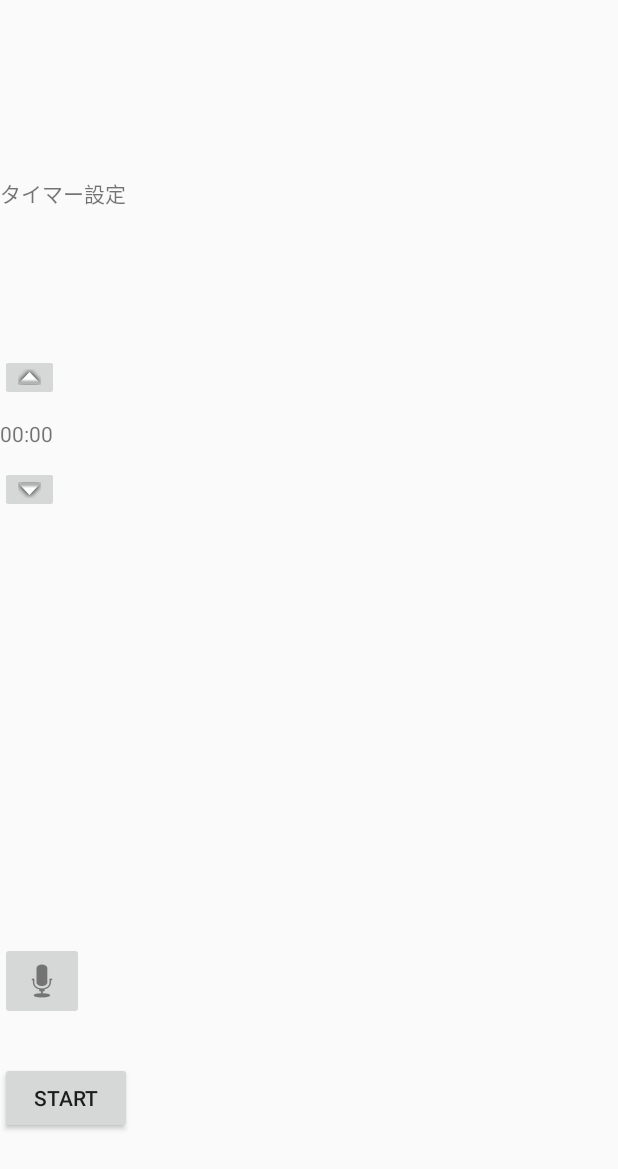
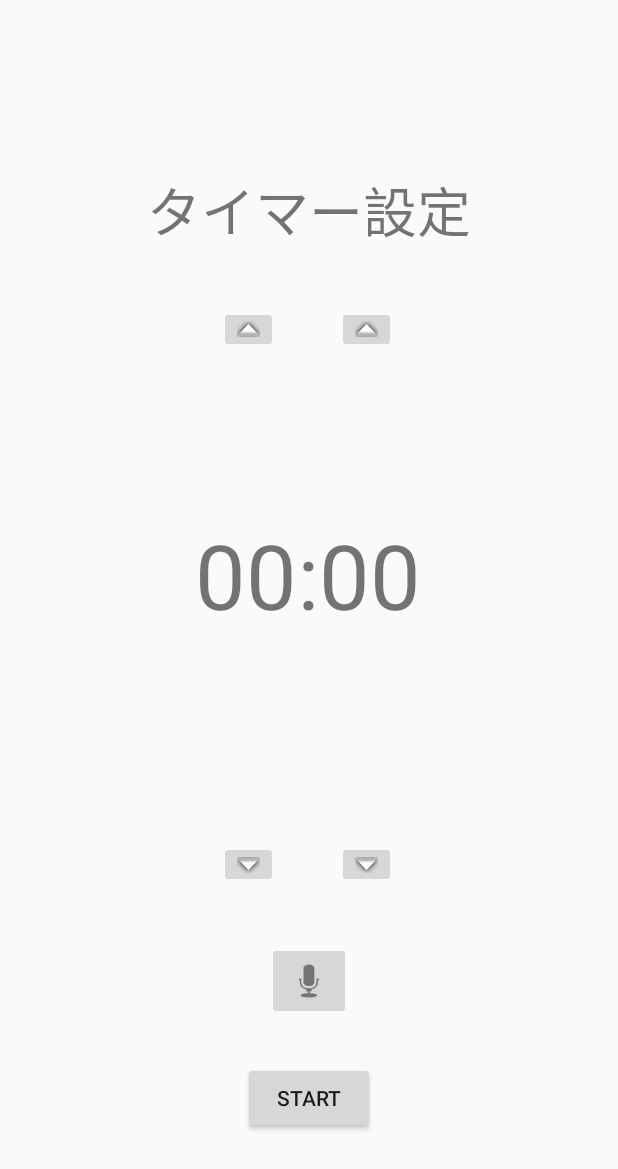
Before and after one commit to youtangai/spajam2018, an Android app: the layout activity_main.xml on its own in the app's theme, with its tools: preview values and no code run, on a phone screen of 412 x 824 dp. Shown: the top 1169 px of the screen. Run offline under Robolectric (Android 15) with nearby library versions, the phone set to English and light mode, and no system bars.

Commit message:
fix timer ui

```diff
--- a/app/src/main/java/com/pig/three/spajam2018/MainActivity.java
+++ b/app/src/main/java/com/pig/three/spajam2018/MainActivity.java
@@ -3,20 +3,28 @@ package com.pig.three.spajam2018;
 import android.os.Bundle;
 import android.support.v7.app.AppCompatActivity;
 import android.util.Log;
+import android.widget.TextView;
 
 import com.google.firebase.database.DataSnapshot;
 import com.google.firebase.database.DatabaseError;
 import com.google.firebase.database.DatabaseReference;
 import com.google.firebase.database.ValueEventListener;
 
+import java.text.SimpleDateFormat;
+
 public class MainActivity extends AppCompatActivity {
     public static String TAG = "com.pig.three.spajam2018";
+    private SimpleDateFormat dataFormat;
 
     @Override
     protected void onCreate(Bundle savedInstanceState) {
         super.onCreate(savedInstanceState);
         setContentView(R.layout.activity_main);
 
+        dataFormat = new SimpleDateFormat("hh:mm");
+
+        TextView timerText = findViewById(R.id.timer);
+        timerText.setText(dataFormat.format(0));
     }
 
     private void testFireBaseDataBase() {
--- a/app/src/main/res/layout/activity_main.xml
+++ b/app/src/main/res/layout/activity_main.xml
@@ -11,75 +11,97 @@
         android:id="@+id/timerTitle"
         android:layout_width="wrap_content"
         android:layout_height="wrap_content"
+        android:layout_marginEnd="115dp"
+        android:layout_marginStart="115dp"
         android:text="タイマー設定"
+        android:textSize="36sp"
         app:layout_constraintBottom_toBottomOf="parent"
+        app:layout_constraintEnd_toEndOf="parent"
+        app:layout_constraintStart_toStartOf="parent"
         app:layout_constraintTop_toTopOf="parent"
-        app:layout_constraintVertical_bias="0.147"
-        tools:layout_editor_absoluteX="115dp"
-        tools:textSize="30sp"/>
+        app:layout_constraintVertical_bias="0.147"/>
 
     <TextView
-        android:id="@+id/textView10"
+        android:id="@+id/timer"
         android:layout_width="wrap_content"
         android:layout_height="wrap_content"
-        android:layout_marginTop="140dp"
+        android:layout_marginEnd="161dp"
+        android:layout_marginStart="160dp"
+        android:layout_marginTop="8dp"
         android:text="00:00"
-        app:layout_constraintTop_toBottomOf="@+id/timerTitle"
-        tools:layout_editor_absoluteX="160dp"
-        tools:textSize="36sp"/>
+        android:textSize="60sp"
+        app:layout_constraintBottom_toBottomOf="parent"
+        app:layout_constraintEnd_toEndOf="parent"
+        app:layout_constraintStart_toStartOf="parent"
+        app:layout_constraintTop_toTopOf="parent"
+        app:layout_constraintVertical_bias="0.455"/>
 
     <ImageButton
         android:id="@+id/audiobutton"
         android:layout_width="wrap_content"
         android:layout_height="wrap_content"
         android:layout_marginBottom="28dp"
+        android:layout_marginEnd="178dp"
+        android:layout_marginStart="177dp"
         app:layout_constraintBottom_toTopOf="@+id/startbutton"
-        app:srcCompat="@android:drawable/ic_btn_speak_now"
-        tools:layout_editor_absoluteX="177dp"/>
+        app:layout_constraintEnd_toEndOf="parent"
+        app:layout_constraintStart_toStartOf="parent"
+        app:srcCompat="@android:drawable/ic_btn_speak_now"/>
 
     <Button
         android:id="@+id/startbutton"
         android:layout_width="wrap_content"
         android:layout_height="wrap_content"
         android:layout_marginBottom="68dp"
+        android:layout_marginEnd="162dp"
+        android:layout_marginStart="161dp"
         android:text="Start"
         app:layout_constraintBottom_toBottomOf="parent"
-        tools:layout_editor_absoluteX="161dp"/>
+        app:layout_constraintEnd_toEndOf="parent"
+        app:layout_constraintStart_toStartOf="parent"/>
 
     <ImageButton
         android:id="@+id/hourUp"
         android:layout_width="wrap_content"
         android:layout_height="wrap_content"
-        android:layout_marginBottom="12dp"
-        app:layout_constraintBottom_toTopOf="@+id/textView10"
-        app:srcCompat="@android:drawable/arrow_up_float"
-        tools:layout_editor_absoluteX="160dp"/>
+        android:layout_marginTop="204dp"
+        app:layout_constraintEnd_toEndOf="parent"
+        app:layout_constraintHorizontal_bias="0.392"
+        app:layout_constraintStart_toStartOf="parent"
+        app:layout_constraintTop_toTopOf="parent"
+        app:srcCompat="@android:drawable/arrow_up_float"/>
 
     <ImageButton
         android:id="@+id/minutesUp"
         android:layout_width="wrap_content"
         android:layout_height="wrap_content"
-        android:layout_marginBottom="12dp"
-        app:layout_constraintBottom_toTopOf="@+id/textView10"
-        app:srcCompat="@android:drawable/arrow_up_float"
-        tools:layout_editor_absoluteX="211dp"/>
+        android:layout_marginTop="204dp"
+        app:layout_constraintEnd_toEndOf="parent"
+        app:layout_constraintHorizontal_bias="0.602"
+        app:layout_constraintStart_toStartOf="parent"
+        app:layout_constraintTop_toTopOf="parent"
+        app:srcCompat="@android:drawable/arrow_up_float"/>
 
     <ImageButton
         android:id="@+id/hourDown"
         android:layout_width="wrap_content"
         android:layout_height="wrap_content"
-        android:layout_marginTop="12dp"
-        app:layout_constraintTop_toBottomOf="@+id/textView10"
-        app:srcCompat="@android:drawable/arrow_down_float"
-        tools:layout_editor_absoluteX="160dp"/>
+        android:layout_marginBottom="232dp"
+        app:layout_constraintBottom_toBottomOf="parent"
+        app:layout_constraintEnd_toEndOf="parent"
+        app:layout_constraintHorizontal_bias="0.392"
+        app:layout_constraintStart_toStartOf="parent"
+        app:srcCompat="@android:drawable/arrow_down_float"/>
 
     <ImageButton
         android:id="@+id/minutesDown"
         android:layout_width="wrap_content"
         android:layout_height="wrap_content"
-        android:layout_marginTop="12dp"
-        app:layout_constraintTop_toBottomOf="@+id/textView10"
-        app:srcCompat="@android:drawable/arrow_down_float"
-        tools:layout_editor_absoluteX="211dp"/>
+        android:layout_marginBottom="232dp"
+        app:layout_constraintBottom_toBottomOf="parent"
+        app:layout_constraintEnd_toEndOf="parent"
+        app:layout_constraintHorizontal_bias="0.602"
+        app:layout_constraintStart_toStartOf="parent"
+        app:srcCompat="@android:drawable/arrow_down_float"/>
 
 </android.support.constraint.ConstraintLayout>
```
